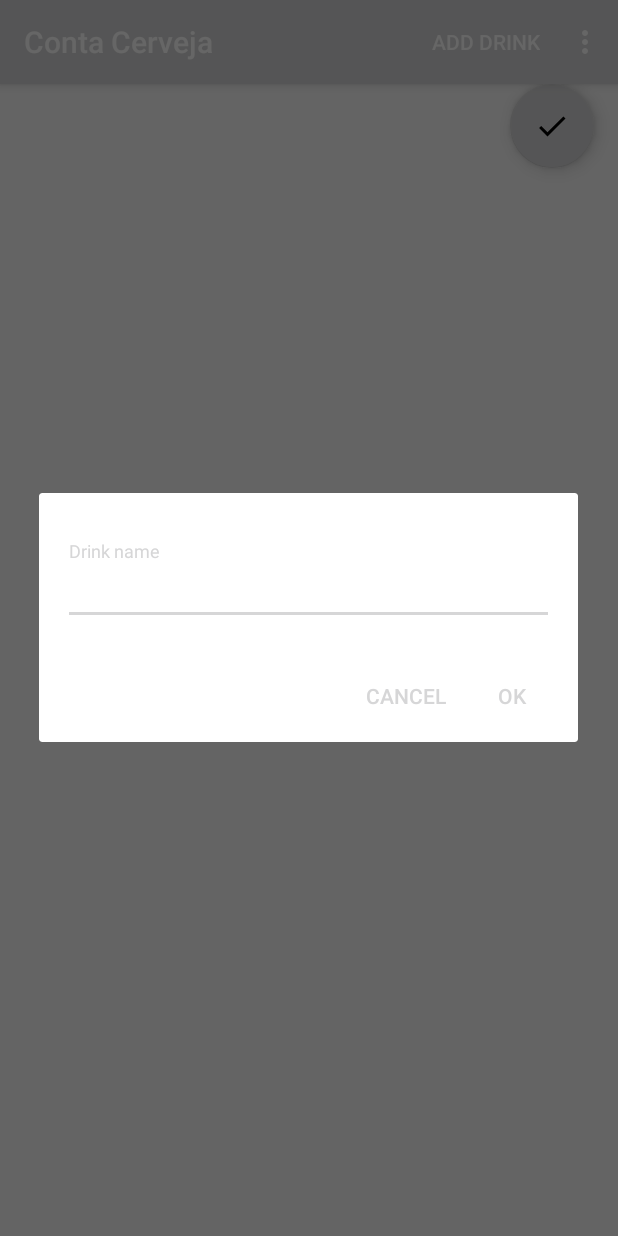
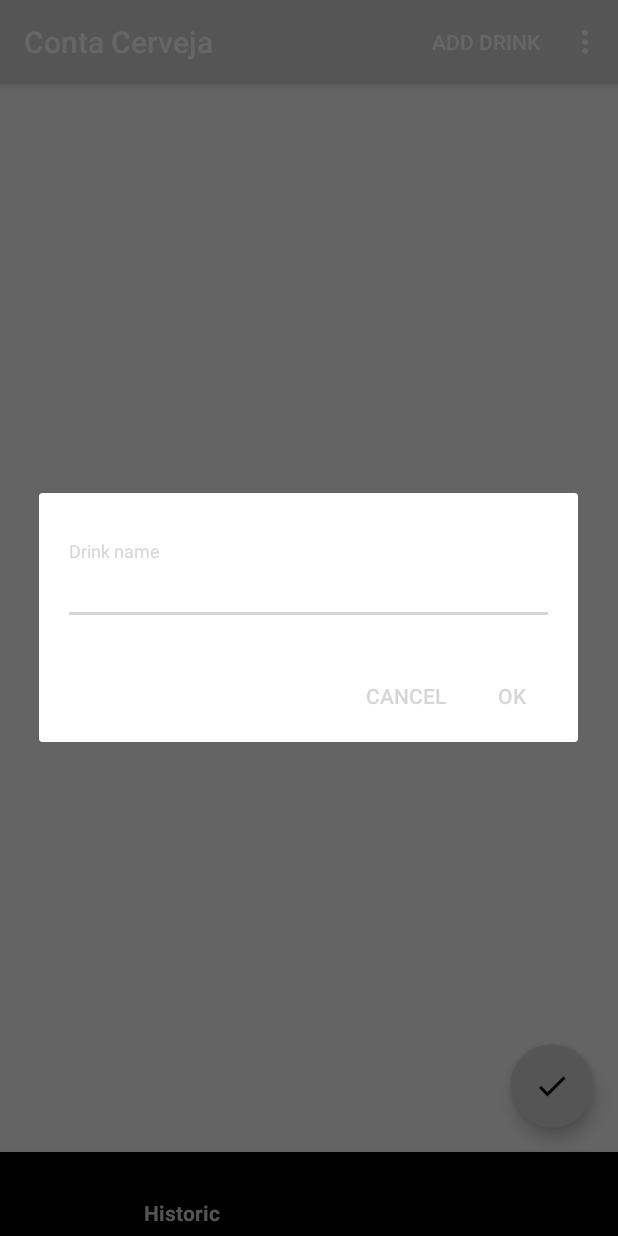
Before and after one commit to eccard/beer-counter, an Android app: the screen it shows after launch (MainActivity), after a tap on "ADD DRINK", on a phone screen of 412 x 824 dp. Run offline under Robolectric (Android 15) with nearby library versions, the light colour scheme and no system bars; our stand-ins replace Dagger/Hilt's generated code; 1 statement that could not run was skipped.

Commit message:
Add BottomNavigationView

```diff
--- a/app/src/main/java/com/r5k/contacerveja/ui/main/view/MainActivity.kt
+++ b/app/src/main/java/com/r5k/contacerveja/ui/main/view/MainActivity.kt
@@ -12,6 +12,7 @@
 import android.widget.Toast
 import androidx.appcompat.app.AlertDialog
 import androidx.fragment.app.Fragment
+import com.google.android.material.bottomnavigation.BottomNavigationView
 import com.google.android.material.textfield.TextInputEditText
 import com.r5k.contacerveja.BuildConfig
 import com.r5k.contacerveja.R
@@ -27,7 +28,7 @@
 import kotlinx.android.synthetic.main.activity_main.*
 import javax.inject.Inject
 
-class MainActivity : BaseActivity(), MainMVPView, HasSupportFragmentInjector {
+class MainActivity : BaseActivity(), MainMVPView, HasSupportFragmentInjector, BottomNavigationView.OnNavigationItemSelectedListener, View.OnClickListener {
 
 
     private val TAG = MainActivity::class.java.simpleName
@@ -48,6 +49,8 @@
         viewpager_main.adapter = fragmentAdapter
 
         tabs_main.setupWithViewPager(viewpager_main)
+        bottom_nav.setOnNavigationItemSelectedListener(this)
+        fab.setOnClickListener(this)
 
         presenter.onAttach(this)
 
@@ -99,7 +102,7 @@
         }
     }
 
-    fun showAddDrinkDialog() {
+    private fun showAddDrinkDialog() {
         val context = this
         val builder = AlertDialog.Builder(context)
 
@@ -139,9 +142,19 @@
         fragmentAdapter.updateDrinkName(drink)
     }
 
-    fun removeDrinkFragment(drink : Drink){
+    fun removeDrinkFragment(drink : Drink) {
         fragmentAdapter.removeDrinkFragment(drink)
     }
+
+    override fun onNavigationItemSelected(p0: MenuItem): Boolean {
+        when (p0.itemId){
+            R.id.navigation_history -> 1
+            else -> 2
+        }
+
+        return true
+    }
+
     override fun onClick(v: View?) {
         if (v != null) {
             if (v.id == R.id.fab){
--- a/app/src/main/res/layout/activity_main.xml
+++ b/app/src/main/res/layout/activity_main.xml
@@ -38,6 +38,17 @@
             app:srcCompat="@drawable/ic_baseline_done_24px"
     />
 
+    <com.google.android.material.bottomnavigation.BottomNavigationView
+            android:id="@+id/bottom_nav"
+            android:layout_width="0dp"
+            android:layout_height="wrap_content"
+            app:menu="@menu/main_nav"
+            app:layout_constraintBottom_toBottomOf="parent"
+            app:layout_constraintLeft_toLeftOf="parent"
+            app:layout_constraintRight_toRightOf="parent"
+            android:layout_marginEnd="0dp"
+            android:layout_marginStart="0dp"
+    />
 
 
 </androidx.constraintlayout.widget.ConstraintLayout>
--- /dev/null
+++ b/app/src/main/res/menu/main_nav.xml
@@ -0,0 +1,12 @@
+<?xml version="1.0" encoding="utf-8"?>
+<menu xmlns:android="http://schemas.android.com/apk/res/android">
+    <item
+        android:id="@+id/navigation_history"
+        android:title="@string/historic"/>
+
+    <item
+        android:id="@+id/navigation_favorites"
+        android:title="@string/favorites"/>
+
+
+</menu>
--- a/app/src/main/res/values/strings.xml
+++ b/app/src/main/res/values/strings.xml
@@ -9,4 +9,6 @@
     <string name="delete_drink_alert_message">Are you sure delete drink</string>
     <string name="delete_drink_alert_title">Dink deletion</string>
     <string name="total">Total</string>
+    <string name="historic">Historic</string>
+    <string name="favorites">Favorites</string>
 </resources>
```
